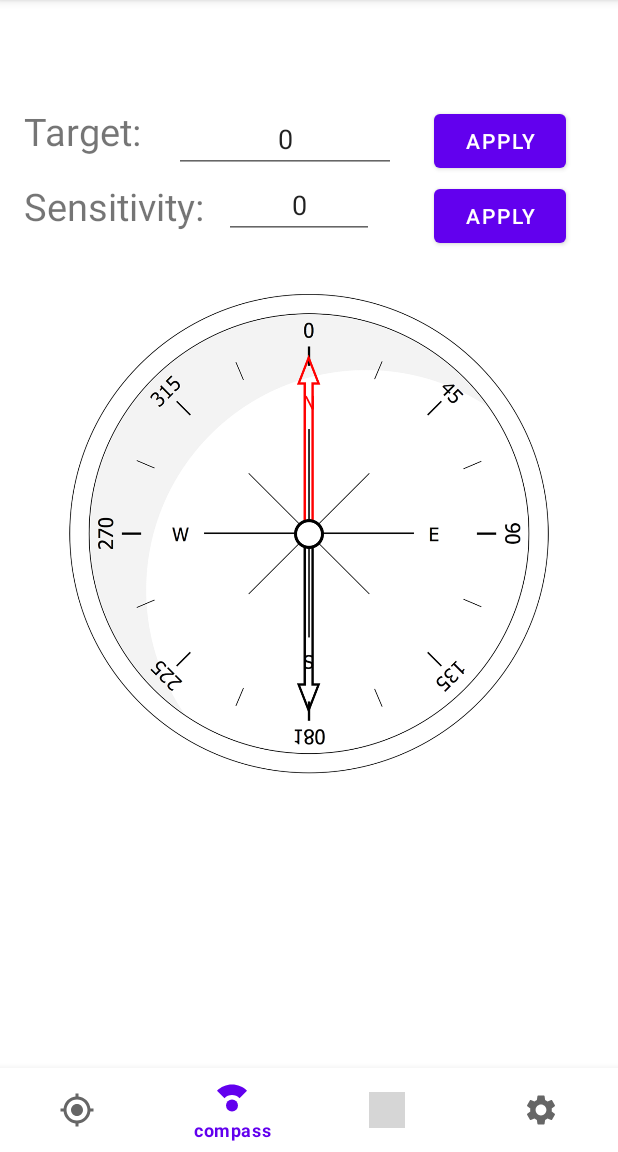
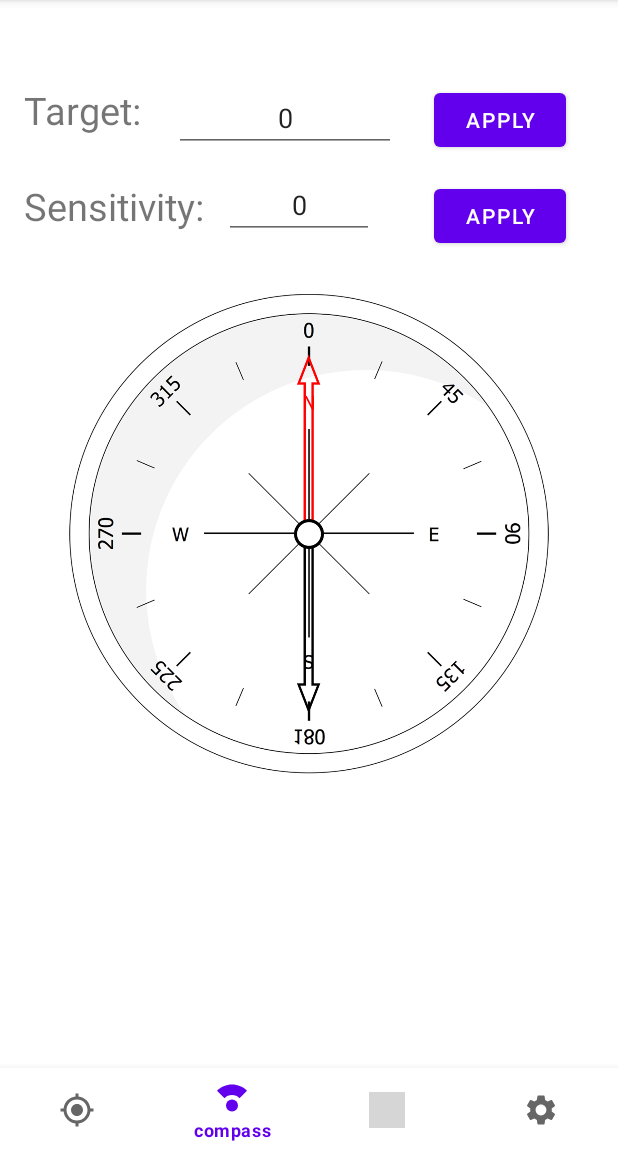
Before and after one commit to dinccey/autopilot, an Android app: the screen it shows after launch (MainActivity), item 2 of the bottom bar chosen, on a phone screen of 412 x 824 dp, the part 84-1236 px from its top. Run offline under Robolectric (Android 15) with nearby library versions, the phone set to English and light mode, and no system bars; 1 statement that could not run was skipped; grey boxes are pictures that could not be loaded.

Commit message:
Small layout changes

```diff
--- a/Android/app/src/main/res/layout/fragment_autopilot.xml
+++ b/Android/app/src/main/res/layout/fragment_autopilot.xml
@@ -3,6 +3,10 @@
     xmlns:tools="http://schemas.android.com/tools"
     android:layout_width="match_parent"
     android:layout_height="match_parent"
+    android:paddingLeft="@dimen/activity_horizontal_margin"
+    android:paddingRight="@dimen/activity_horizontal_margin"
+    android:paddingTop="@dimen/activity_vertical_margin"
+    android:paddingBottom="@dimen/activity_vertical_margin"
     android:keepScreenOn="true"
     tools:context=".fragments.AutopilotFragment">
 
--- a/Android/app/src/main/res/layout/fragment_compass.xml
+++ b/Android/app/src/main/res/layout/fragment_compass.xml
@@ -15,7 +15,7 @@
         android:layout_width="wrap_content"
         android:layout_height="wrap_content"
         android:layout_below="@id/anchor"
-        android:layout_marginTop="54dp"
+        android:layout_marginTop="40dp"
         android:gravity="top|left"
         android:text="@string/target"
         android:textSize="25sp" />
@@ -25,9 +25,10 @@
         android:layout_height="wrap_content"
         android:layout_below="@id/anchor"
         android:layout_marginStart="25dp"
-        android:layout_marginTop="54dp"
+        android:layout_marginTop="40dp"
         android:layout_toEndOf="@+id/edit_target_bearing_compass"
         android:text="@string/apply" />
+
     <TextView
         android:id="@+id/tv_sensitivity_compass"
         android:layout_width="wrap_content"
@@ -63,7 +64,7 @@
         android:layout_height="wrap_content"
         android:layout_below="@id/anchor"
         android:layout_marginStart="22dp"
-        android:layout_marginTop="54dp"
+        android:layout_marginTop="40dp"
         android:layout_toEndOf="@+id/tv_target_bearing_label_compass"
         android:inputType="number"
         android:text="0"
```
